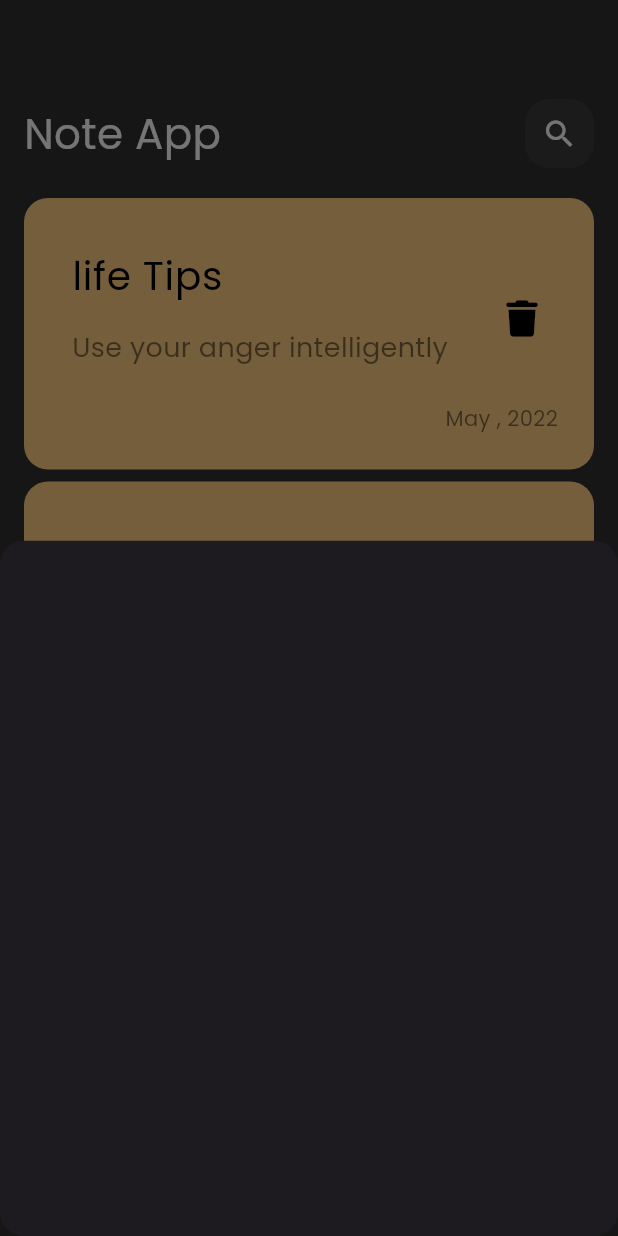
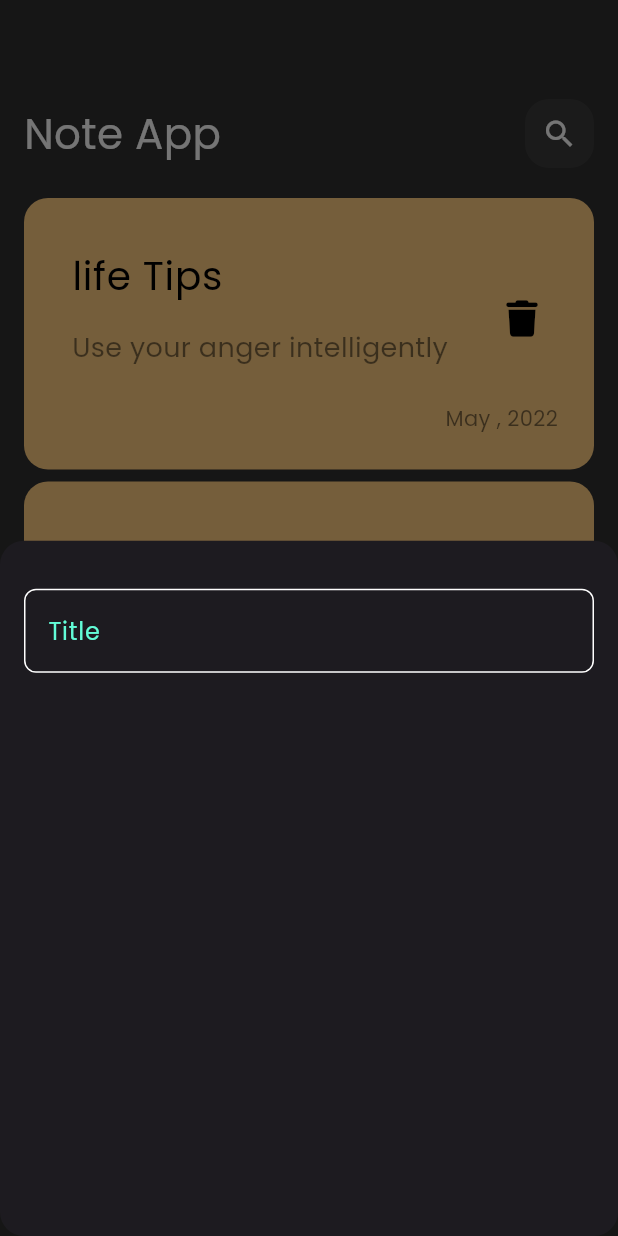
Before and after one commit to Mohamed549-bot/notes_app, a Flutter app: the screen it shows after launch, after a tap on the "add" icon, on a phone screen of 412 x 824 dp. Run offline on Flutter 3.47's test engine with Material 3 defaults, Android fonts, the phone set to English and light mode, and no system bars; our stand-ins replace font_awesome_flutter.

Commit message:
create custom text field

```diff
--- /dev/null
+++ b/lib/constants.dart
@@ -0,0 +1,3 @@
+import 'package:flutter/material.dart';
+
+const kPrimaryColor = Color(0xff62FCD7);
--- a/lib/main.dart
+++ b/lib/main.dart
@@ -12,8 +12,10 @@ class NotesApp extends StatelessWidget {
   Widget build(BuildContext context) {
     return MaterialApp(
       debugShowCheckedModeBanner: false,
-      theme: ThemeData(brightness: Brightness.dark, fontFamily: 'Poppins')
-          .copyWith(
+      theme: ThemeData(
+        brightness: Brightness.dark,
+        fontFamily: 'Poppins',
+      ).copyWith(
         scaffoldBackgroundColor: Colors.grey[850],
         primaryColor: Colors.grey[700],
         appBarTheme: AppBarTheme(
--- a/lib/views/widgets/add_note_bottom_sheet.dart
+++ b/lib/views/widgets/add_note_bottom_sheet.dart
@@ -1,10 +1,21 @@
 import 'package:flutter/material.dart';
+import 'package:my_new_project/views/widgets/custom_text_field.dart';
 
 class AddNoteBottomSheet extends StatelessWidget {
   const AddNoteBottomSheet({super.key});
 
   @override
   Widget build(BuildContext context) {
-    return Container();
+    return const Padding(
+      padding: EdgeInsets.symmetric(horizontal: 16),
+      child: Column(
+        children: [
+          SizedBox(
+            height: 32,
+          ),
+          CustomTextField(),
+        ],
+      ),
+    );
   }
 }
--- /dev/null
+++ b/lib/views/widgets/custom_text_field.dart
@@ -0,0 +1,31 @@
+import 'package:flutter/material.dart';
+import 'package:my_new_project/constants.dart';
+
+class CustomTextField extends StatelessWidget {
+  const CustomTextField({super.key});
+
+  @override
+  Widget build(BuildContext context) {
+    return TextField(
+      cursorColor: kPrimaryColor,
+      decoration: InputDecoration(
+        hintText: 'Title',
+        hintStyle: const TextStyle(color: kPrimaryColor),
+        border: buildBorder(),
+        enabledBorder: buildBorder(),
+        focusedBorder: buildBorder(kPrimaryColor),
+      ),
+    );
+  }
+}
+
+OutlineInputBorder buildBorder([color]) {
+  return OutlineInputBorder(
+    borderRadius: const BorderRadius.all(
+      Radius.circular(8),
+    ),
+    borderSide: BorderSide(
+      color: color ?? const Color.fromARGB(255, 255, 255, 255),
+    ),
+  );
+}
```
